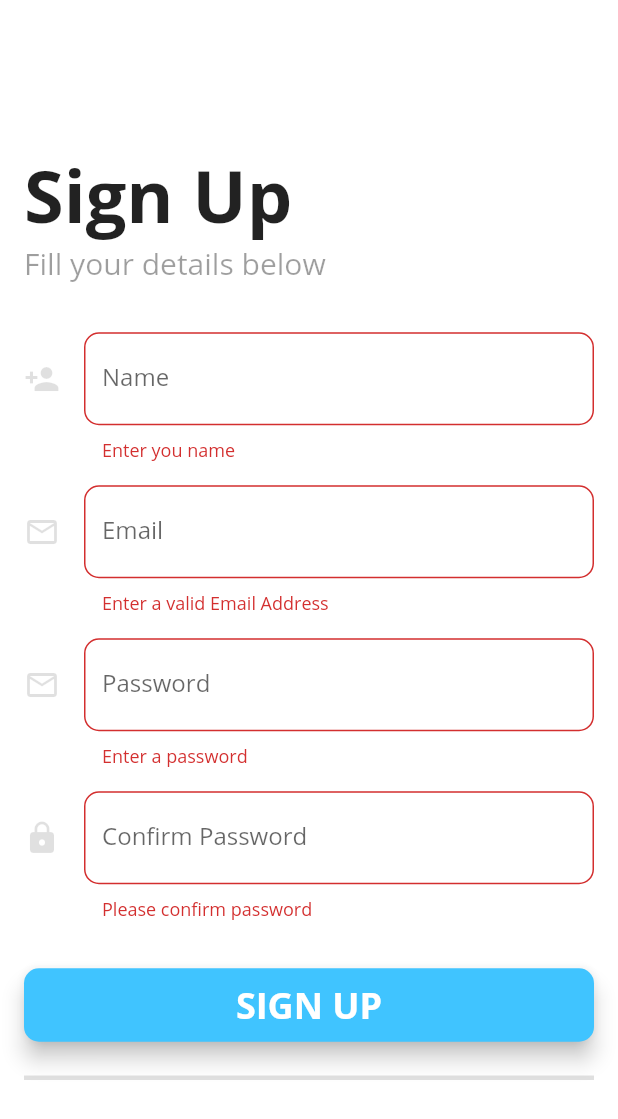
After one commit to iamabhishek229313/aws_covid_care, a Flutter app: the Register screen opened directly, after a tap on "SIGN UP", on a phone screen of 412 x 824 dp. The commit adds this screen. Shown: the top 1119 px of the screen. Run offline on Flutter 3.47's test engine with Material 2 defaults, Android fonts, the phone set to English and light mode, and no system bars; our stand-ins replace firebase_auth, flutter_phoenix, shared_preferences, smooth_page_indicator; accounts and stored records are empty.

Commit message:
Added the Login and Signup Screen

```diff
--- /dev/null
+++ b/lib/screens/register_screen.dart
@@ -0,0 +1,174 @@
+import 'dart:developer';
+
+import 'package:flutter/material.dart';
+
+class Register extends StatefulWidget {
+  @override
+  _RegisterState createState() => _RegisterState();
+}
+
+class _RegisterState extends State<Register> {
+  GlobalKey<FormState> _formKey = GlobalKey<FormState>();
+  bool _autoValidate = false;
+
+  TextEditingController _fullNameController = TextEditingController();
+  TextEditingController _emailController = TextEditingController();
+  TextEditingController _phoneNumberController = TextEditingController();
+  TextEditingController _passController = TextEditingController();
+  TextEditingController _confirmPassController = TextEditingController();
+
+  @override
+  void dispose() {
+    _fullNameController.dispose();
+    _emailController.dispose();
+    _phoneNumberController.dispose();
+    _passController.dispose();
+    _confirmPassController.dispose();
+    super.dispose();
+  }
+
+  @override
+  Widget build(BuildContext context) {
+    final double screenWidth = MediaQuery.of(context).size.width;
+    final double screenHeight = MediaQuery.of(context).size.height;
+
+    return Scaffold(
+      resizeToAvoidBottomInset: false,
+      backgroundColor: Colors.white,
+      body: Padding(
+        padding: EdgeInsets.symmetric(horizontal: 16.0),
+        child: Form(
+          key: _formKey,
+          child: Column(
+            mainAxisAlignment: MainAxisAlignment.center,
+            crossAxisAlignment: CrossAxisAlignment.start,
+            children: <Widget>[
+              Text(
+                'Sign Up',
+                style: TextStyle(fontWeight: FontWeight.bold, fontSize: 48.0),
+              ),
+              Text(
+                'Fill your details below',
+                style: TextStyle(color: Colors.black38, fontWeight: FontWeight.w500, fontSize: 20),
+              ),
+              SizedBox(
+                height: 32.0,
+              ),
+              TextFormField(
+                controller: _fullNameController,
+                autovalidate: _autoValidate,
+                validator: (value) => value.isEmpty ? "Enter you name" : null,
+                decoration: InputDecoration(
+                    icon: Icon(
+                      Icons.person_add,
+                      color: Colors.black12,
+                    ),
+                    labelText: 'Name',
+                    border: OutlineInputBorder(borderRadius: BorderRadius.circular(10.0)),
+                    hintText: 'Full Name'),
+              ),
+              SizedBox(
+                height: 16.0,
+              ),
+              TextFormField(
+                controller: _emailController,
+                autovalidate: _autoValidate,
+                validator: (value) => value.isEmpty ? "Enter a valid Email Address" : null,
+                decoration: InputDecoration(
+                    icon: Icon(
+                      Icons.mail_outline,
+                      color: Colors.black12,
+                    ),
+                    labelText: 'Email',
+                    border: OutlineInputBorder(borderRadius: BorderRadius.circular(10.0)),
+                    hintText: 'Email address'),
+              ),
+              SizedBox(
+                height: 16.0,
+              ),
+              TextFormField(
+                controller: _passController,
+                autovalidate: _autoValidate,
+                validator: (value) => value.isEmpty ? "Enter a password" : null,
+                obscureText: true,
+                decoration: InputDecoration(
+                    icon: Icon(
+                      Icons.mail_outline,
+                      color: Colors.black12,
+                    ),
+                    labelText: 'Password',
+                    border: OutlineInputBorder(borderRadius: BorderRadius.circular(10.0)),
+                    hintText: 'Email address'),
+              ),
+              SizedBox(
+                height: 16.0,
+              ),
+              TextFormField(
+                controller: _confirmPassController,
+                autovalidate: _autoValidate,
+                validator: (value) => value.isEmpty ? "Please confirm password" : null,
+                obscureText: true,
+                decoration: InputDecoration(
+                    icon: Icon(
+                      Icons.lock,
+                      color: Colors.black12,
+                    ),
+                    labelText: 'Confirm Password',
+                    border: OutlineInputBorder(borderRadius: BorderRadius.circular(10.0)),
+                    hintText: 'Confirm Password'),
+              ),
+              SizedBox(
+                height: 32.0,
+              ),
+              SizedBox(
+                width: screenWidth,
+                child: RaisedButton(
+                  onPressed: () {
+                    if (_formKey.currentState.validate()) {
+                      // Will do something.
+                      log("Full Name add = " + _fullNameController.text);
+                      log("Email  = " + _emailController.text);
+                      log("Pass  = " + _passController.text);
+                      log("Confirm Pass  = " + _confirmPassController.text);
+                      if (_passController.text != _confirmPassController.text) {
+                        log("Didn't match");
+                        Widget alert = AlertDialog(
+                          content: Text("Confim Password didn't match! Please try again"),
+                          actions: [FlatButton(onPressed: () => Navigator.pop(context), child: Text("OK"))],
+                        );
+                        showDialog(context: context, builder: (_) => alert);
+                      } else {
+                        // Will talk to backend.
+                      }
+                    } else {
+                      setState(() {
+                        _autoValidate = true;
+                      });
+                    }
+                  },
+                  color: Colors.lightBlueAccent,
+                  padding: EdgeInsets.symmetric(
+                    vertical: 8.0,
+                  ),
+                  shape: RoundedRectangleBorder(borderRadius: BorderRadius.circular(10.0)),
+                  child: Text(
+                    'SIGN UP',
+                    style: TextStyle(color: Colors.white, fontWeight: FontWeight.bold, fontSize: 24.0),
+                  ),
+                  elevation: 6,
+                ),
+              ),
+              SizedBox(
+                height: 16.0,
+              ),
+              Divider(
+                color: Colors.black12,
+                thickness: 3,
+              ),
+            ],
+          ),
+        ),
+      ),
+    );
+  }
+}
--- a/lib/services/firebase_authentication.dart
+++ b/lib/services/firebase_authentication.dart
@@ -58,10 +58,10 @@ class Authentication {
   handleSignOut() async {
     if (_firebaseAuth.currentUser() != null) {
       await _firebaseAuth.signOut().then((value) {
-        print("User is Signed out");
+        log("User is Signed out");
       }).catchError((e) => print(e));
     } else if (_firebaseAuth.currentUser() == null) {
-      print("User is not there.");
+      log("User is not there.");
     }
   }
 }
--- a/pubspec.yaml
+++ b/pubspec.yaml
@@ -20,7 +20,7 @@ dependencies:
   smooth_page_indicator: ^0.2.0
   shared_preferences: ^0.5.8
   flutter_phoenix: ^0.1.0
-
+  font_awesome_flutter: ^8.8.1
 
 dev_dependencies:
   flutter_test:
```
Also changed, not shown: lib/models/user.dart (added, +42 -0 lines), lib/screens/login_screen.dart (+137 -0 lines), lib/screens/state_wrapper_screen.dart (+15 -11 lines), lib/screens/signup_screen.dart (deleted), pubspec.lock, 3 other files.
